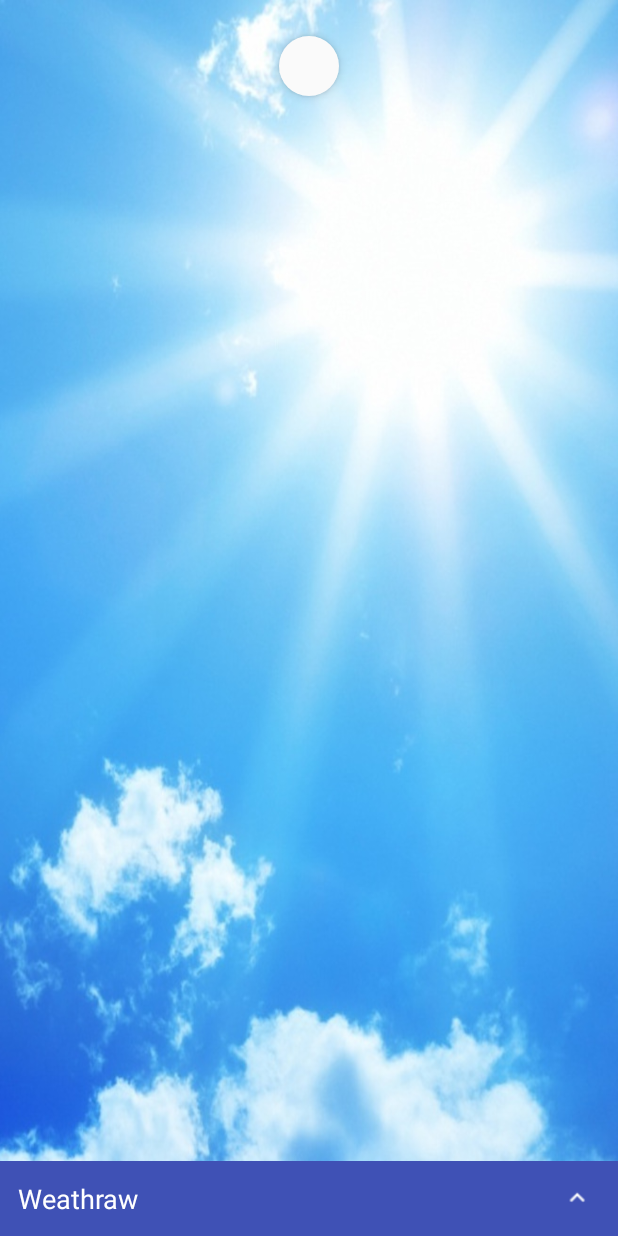
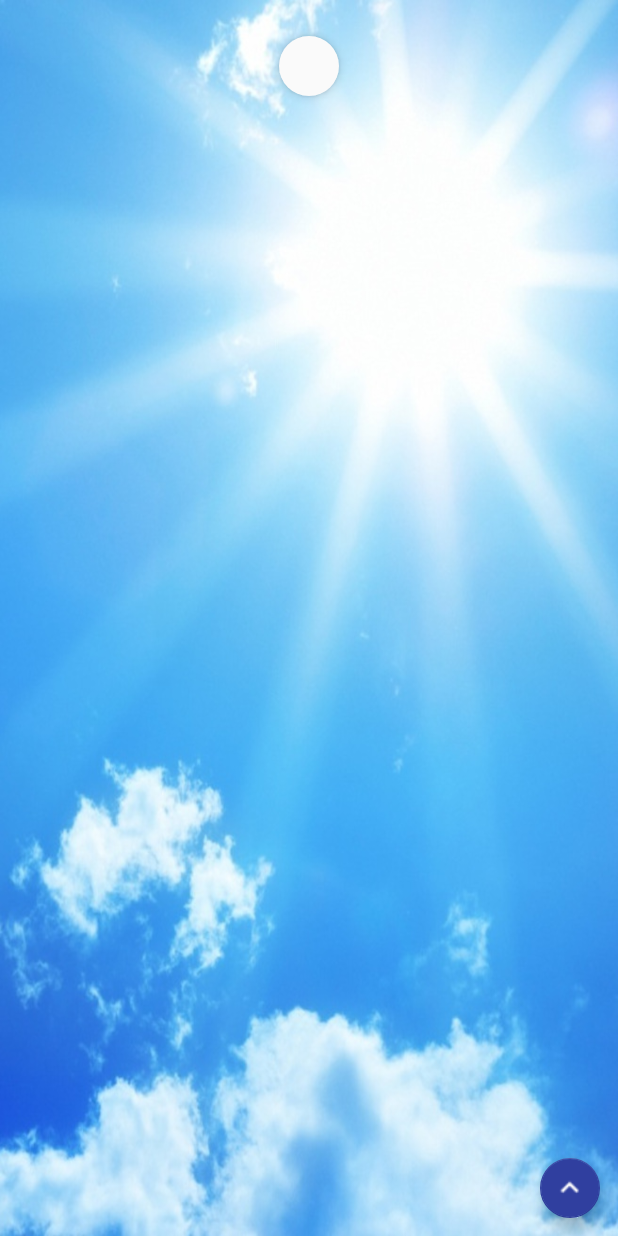
Before and after one commit to stefans2708/weathraw, an Android app: the screen it shows after launch (MainActivity), on a phone screen of 412 x 824 dp. Run offline under Robolectric (Android 15) with nearby library versions, the phone set to English and light mode, and no system bars; our stand-ins replace RxJava, data binding; libraries missing offline, so code that uses them is left out: com.jakewharton.retrofit2; 2 statements that could not run were skipped.

Commit message:
bottom bar replaced with fab

```diff
--- a/app/src/main/java/com/example/stefan/weathraw/ui/fragment/CityDataFragment.java
+++ b/app/src/main/java/com/example/stefan/weathraw/ui/fragment/CityDataFragment.java
@@ -75,7 +75,7 @@ public class CityDataFragment extends BaseFragment implements CityAdapter.OnClic
             @Override
             public void onChanged(@Nullable Boolean expand) {
                 if (expand == null) return;
-                bottomSheetBehavior.setState(expand ? BottomSheetBehavior.STATE_EXPANDED : BottomSheetBehavior.STATE_COLLAPSED);
+                bottomSheetBehavior.setState(expand ? BottomSheetBehavior.STATE_EXPANDED : BottomSheetBehavior.STATE_HIDDEN);
             }
         });
     }
@@ -94,22 +94,28 @@ public class CityDataFragment extends BaseFragment implements CityAdapter.OnClic
         binding.swipeToRefresh.setOnRefreshListener(this);
         changeRefreshingStatus(true);
 
-        bottomSheetBehavior = BottomSheetBehavior.from(binding.linearBottomSheet);
         binding.recyclerBottomMenu.setHasFixedSize(true);
         binding.recyclerBottomMenu.setLayoutManager(new LinearLayoutManager(getContext()));
         binding.recyclerBottomMenu.setAdapter(new BottomMenuAdapter(getContext(), this));
+        bottomSheetBehavior = BottomSheetBehavior.from(binding.linearBottomSheet);
+        bottomSheetBehavior.setState(BottomSheetBehavior.STATE_HIDDEN);
         bottomSheetBehavior.setBottomSheetCallback(new BottomSheetBehavior.BottomSheetCallback() {
             @Override
             public void onStateChanged(@NonNull View bottomSheet, int newState) {
                 switch (newState) {
                     case BottomSheetBehavior.STATE_EXPANDED: {
-                        binding.imgToggleBottomSheet.setImageResource(R.drawable.ic_arrow_down);
+                        binding.fab.setImageResource(R.drawable.ic_arrow_down);
                         binding.swipeToRefresh.setEnabled(false);
                         viewModel.setBottomMenuState(true);
                         break;
                     }
+
                     case BottomSheetBehavior.STATE_COLLAPSED: {
-                        binding.imgToggleBottomSheet.setImageResource(R.drawable.ic_arrow_up);
+                        bottomSheetBehavior.setState(BottomSheetBehavior.STATE_HIDDEN);
+                        break;
+                    }
+                    case BottomSheetBehavior.STATE_HIDDEN: {
+                        binding.fab.setImageResource(R.drawable.ic_arrow_up);
                         binding.swipeToRefresh.setEnabled(true);
                         viewModel.setBottomMenuState(false);
                     }
--- a/app/src/main/res/layout/fragment_city_data.xml
+++ b/app/src/main/res/layout/fragment_city_data.xml
@@ -30,18 +30,10 @@
                     android:layout_height="wrap_content"
                     android:layout_marginBottom="8dp"
                     android:layout_marginTop="8dp"
-                    app:layout_constraintBottom_toTopOf="@id/view_placeholder"
+                    app:layout_constraintBottom_toBottomOf="parent"
                     app:layout_constraintEnd_toEndOf="parent"
                     app:layout_constraintStart_toStartOf="parent"
                     app:layout_constraintTop_toTopOf="parent" />
-
-                <View
-                    android:id="@+id/view_placeholder"
-                    android:layout_width="0dp"
-                    android:layout_height="50dp"
-                    app:layout_constraintStart_toStartOf="parent"
-                    app:layout_constraintEnd_toEndOf="parent"
-                    app:layout_constraintBottom_toBottomOf="parent"/>
 
             </android.support.constraint.ConstraintLayout>
 
@@ -49,45 +41,28 @@
                 android:id="@+id/linear_bottom_sheet"
                 android:layout_width="match_parent"
                 android:layout_height="wrap_content"
-                app:behavior_hideable="false"
-                app:behavior_peekHeight="50dp"
                 android:orientation="vertical"
+                app:behavior_hideable="true"
                 app:layout_behavior="@string/bottom_sheet_behavior">
-
-                <RelativeLayout
-                    android:layout_width="match_parent"
-                    android:layout_height="50dp"
-                    android:background="@color/colorPrimary"
-                    android:padding="12dp">
-
-                    <TextView
-                        android:id="@+id/txt_bottom_sheet"
-                        android:text="@string/app_name"
-                        android:layout_width="wrap_content"
-                        android:layout_height="wrap_content"
-                        android:textSize="18sp"
-                        android:textColor="@android:color/white"
-                        android:layout_alignParentStart="true"
-                        android:layout_centerVertical="true"/>
-
-                    <ImageView
-                        android:id="@+id/img_toggle_bottom_sheet"
-                        android:layout_width="30dp"
-                        android:contentDescription="@null"
-                        android:src="@drawable/ic_arrow_up"
-                        android:layout_alignParentEnd="true"
-                        android:layout_centerVertical="true"
-                        android:onClick="@{() -> viewModel.onBottomMenuToggleClick()}"
-                        android:layout_height="20dp" />
-
-                </RelativeLayout>
 
                 <android.support.v7.widget.RecyclerView
                     android:id="@+id/recycler_bottom_menu"
                     android:layout_width="match_parent"
-                    android:layout_height="wrap_content"/>
+                    android:layout_height="wrap_content" />
 
             </LinearLayout>
+
+            <android.support.design.widget.FloatingActionButton
+                android:id="@+id/fab"
+                android:layout_width="wrap_content"
+                android:layout_height="wrap_content"
+                android:layout_margin="12dp"
+                android:onClick="@{() -> viewModel.onBottomMenuToggleClick()}"
+                android:src="@drawable/ic_arrow_up"
+                android:theme="@style/AppTheme.ActionButtons"
+                app:fabSize="mini"
+                app:layout_anchor="@id/linear_bottom_sheet"
+                app:layout_anchorGravity="top|end" />
 
         </android.support.design.widget.CoordinatorLayout>
 
--- a/app/src/main/res/values/styles.xml
+++ b/app/src/main/res/values/styles.xml
@@ -17,4 +17,8 @@
         <item name="android:windowTranslucentStatus">true</item>
         <item name="android:windowTranslucentNavigation">true</item>
     </style>
+
+    <style name="AppTheme.ActionButtons">
+        <item name="colorAccent">@color/colorPrimaryDark</item>
+    </style>
 </resources>
```
